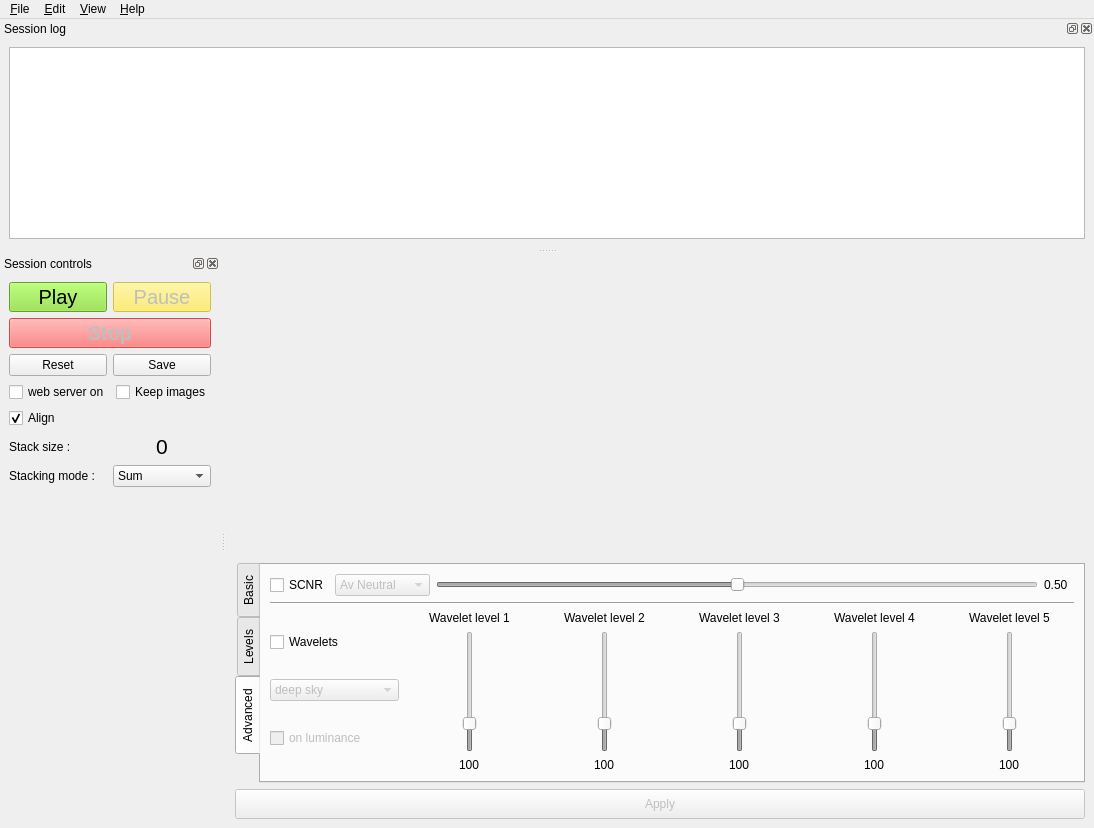
Above: src/als/ui/als_ui.ui from gehelem/als before the change. Below: the same form after it.
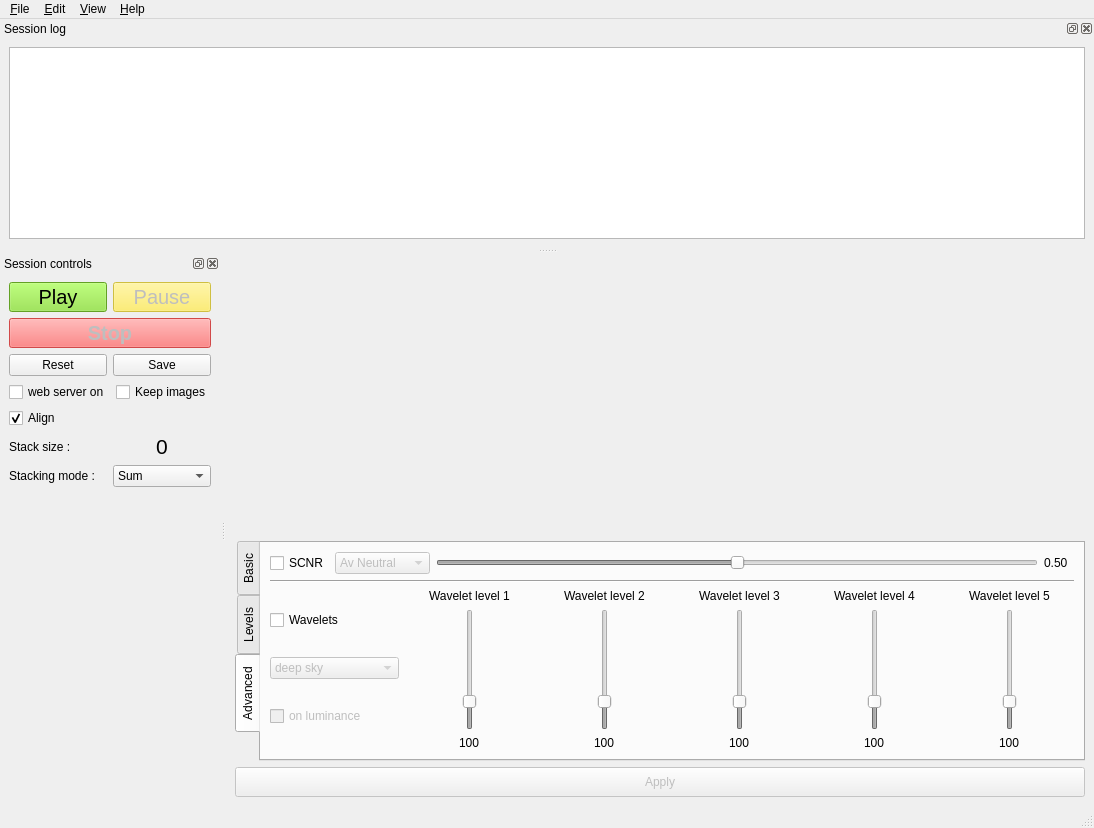
That is the form after the change. Icons and pictures are not drawn.

Commit message:
Add scanner status display in new statusbar
Fixes Issue #62

Diff of the .ui file:
```diff
--- a/src/als/ui/als_ui.ui
+++ b/src/als/ui/als_ui.ui
@@ -1281,6 +1281,7 @@
     </layout>
    </widget>
   </widget>
+  <widget class="QStatusBar" name="statusBar"/>
   <action name="actionQuit">
    <property name="text">
     <string>&amp;Quit</string>
```
Left out of the diff: 6 changed lines with no effect on the pictures. The commit also changes 5 other files.
